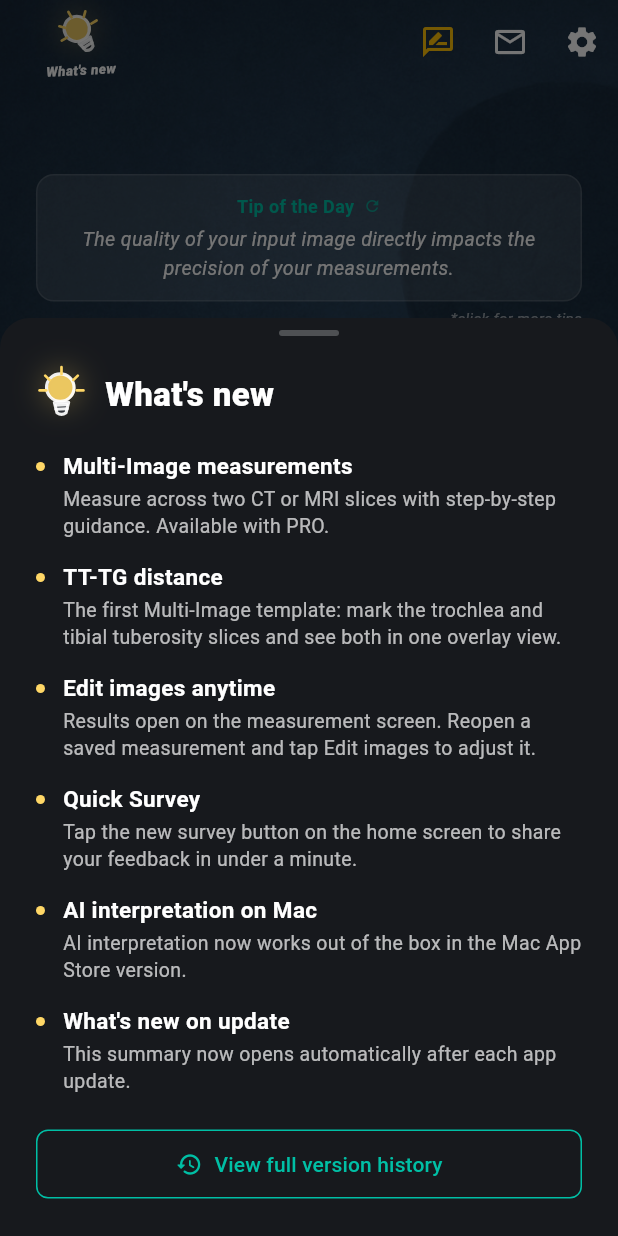
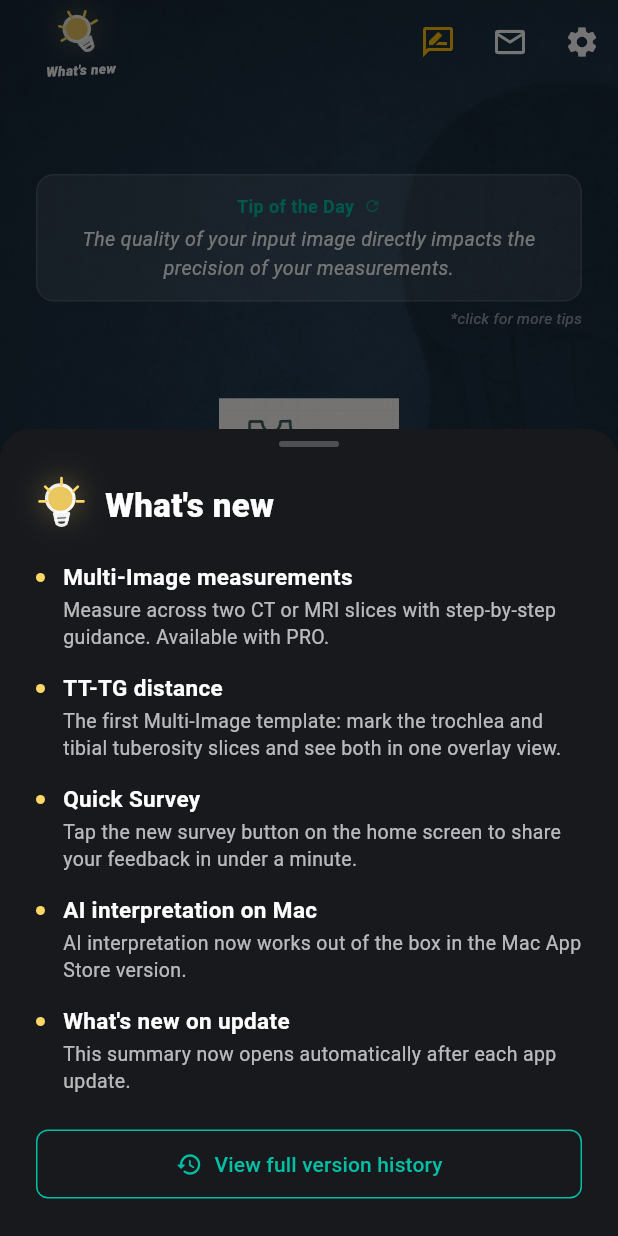
Before and after one commit to ilkereren/orthoquantmd, a Flutter app: the screen it shows after launch, after a tap on "What's new", on a phone screen of 412 x 824 dp. Run offline on Flutter 3.47's test engine with Material 3 defaults, Android fonts, the phone set to English and light mode, and no system bars; our stand-ins replace app_links, camera, file_picker, flutter_markdown, image_cropper, image_picker and 5 more; missing offline and left inert: desktop_drop, gal, purchases_flutter, receive_sharing_intent, tutorial_coach_mark, window_manager.

Commit message:
docs(release): drop the Edit images note from 0.8.0 What's new
Co-Authored-By: Claude Opus 5.5 <noreply@anthropic.com>

```diff
--- a/lib/main.dart
+++ b/lib/main.dart
@@ -1222,12 +1222,6 @@ class _HomePageState extends State<HomePage> with WidgetsBindingObserver {
                         'overlay view.',
                   ),
                   const _WhatsNewItem(
-                    title: 'Edit images anytime',
-                    detail:
-                        'Results open on the measurement screen. Reopen a '
-                        'saved measurement and tap Edit images to adjust it.',
-                  ),
-                  const _WhatsNewItem(
                     title: 'Quick Survey',
                     detail:
                         'Tap the new survey button on the home screen to '
--- a/lib/screens/settings_screen.dart
+++ b/lib/screens/settings_screen.dart
@@ -1321,7 +1321,6 @@ class _SettingsScreenState extends State<SettingsScreen> {
         'changes': [
           'Multi-Image measurements (PRO): measure across two CT/MRI slices with step-by-step guidance.',
           'First Multi-Image template: TT-TG distance, with an overlay view of both slices.',
-          'Results open on the measurement screen; reopen saved measurements and tap Edit images to adjust points.',
           'Quick Survey: share your feedback from the home screen in under a minute.',
           'AI interpretation now works out of the box in the Mac App Store version.',
           "The What's new summary now opens automatically after an app update.",
```
